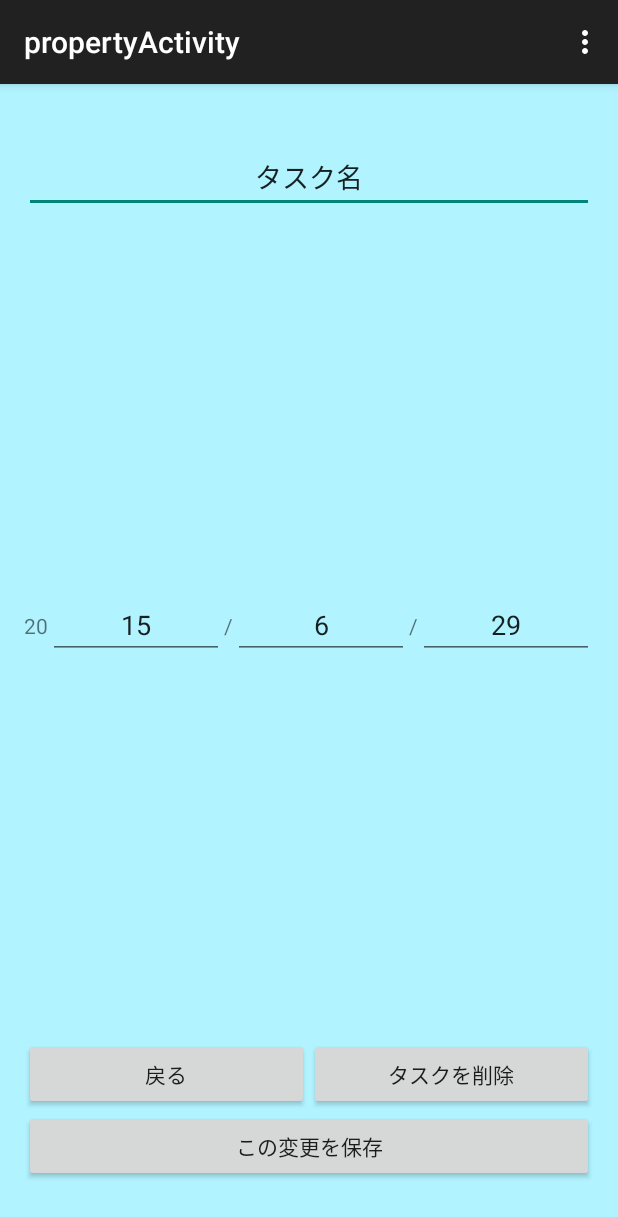
After one commit to yappaakanwa/Yoko_Graph, an Android app: the propertyActivity screen opened directly, with no data from a screen before it, on a phone screen of 412 x 824 dp. The commit adds this screen. Shown: the top 1217 px of the screen. Run offline under Robolectric (Android 15) with nearby library versions, the phone set to English and light mode, and no system bars.

Commit message:
タスク表示まで完了

```diff
--- /dev/null
+++ b/app/src/main/java/com/example/madao3/yoko_graph/propertyActivity.java
@@ -0,0 +1,55 @@
+package com.example.madao3.yoko_graph;
+
+import android.content.Intent;
+import android.content.SharedPreferences;
+import android.content.SharedPreferences.Editor;
+import android.support.v7.app.ActionBarActivity;
+import android.os.Bundle;
+import android.view.Menu;
+import android.view.MenuItem;
+
+
+public class propertyActivity extends ActionBarActivity {
+
+    private int taskcount;
+    private int tasknumber;
+
+    private SharedPreferences num_sp;
+    private SharedPreferences name_sp;
+    private SharedPreferences date_sp;
+    private Editor num_editor;
+    private Editor name_editor;
+    private Editor date_editor;
+
+    @Override
+    protected void onCreate(Bundle savedInstanceState) {
+        super.onCreate(savedInstanceState);
+        setContentView(R.layout.activity_property);
+
+        Intent intent = getIntent();
+        tasknumber = intent.getIntExtra("tasknumber",-1);
+
+    }
+
+    @Override
+    public boolean onCreateOptionsMenu(Menu menu) {
+        // Inflate the menu; this adds items to the action bar if it is present.
+        getMenuInflater().inflate(R.menu.menu_property, menu);
+        return true;
+    }
+
+    @Override
+    public boolean onOptionsItemSelected(MenuItem item) {
+        // Handle action bar item clicks here. The action bar will
+        // automatically handle clicks on the Home/Up button, so long
+        // as you specify a parent activity in AndroidManifest.xml.
+        int id = item.getItemId();
+
+        //noinspection SimplifiableIfStatement
+        if (id == R.id.action_settings) {
+            return true;
+        }
+
+        return super.onOptionsItemSelected(item);
+    }
+}
--- a/app/src/main/res/layout/activity_append.xml
+++ b/app/src/main/res/layout/activity_append.xml
@@ -43,12 +43,6 @@
             android:measureAllChildren="false"
             android:clickable="false" />
 
-        <EditText
-            android:layout_width="match_parent"
-            android:layout_height="0dp"
-            android:id="@+id/memoEditText"
-            android:layout_weight="1" />
-
         <LinearLayout
             android:orientation="horizontal"
             android:layout_width="match_parent"
--- /dev/null
+++ b/app/src/main/res/layout/activity_property.xml
@@ -0,0 +1,115 @@
+<RelativeLayout xmlns:android="http://schemas.android.com/apk/res/android"
+    xmlns:tools="http://schemas.android.com/tools" android:layout_width="match_parent"
+    android:layout_height="match_parent" android:paddingLeft="@dimen/activity_horizontal_margin"
+    android:paddingRight="@dimen/activity_horizontal_margin"
+    android:paddingTop="@dimen/activity_vertical_margin"
+    android:paddingBottom="@dimen/activity_vertical_margin"
+    tools:context="com.example.madao3.yoko_graph.propertyActivity"
+    android:background="#ffb1f3ff">
+
+    <LinearLayout
+        android:orientation="vertical"
+        android:layout_width="match_parent"
+        android:layout_height="match_parent"
+        android:layout_alignParentTop="true"
+        android:layout_alignParentLeft="true"
+        android:layout_alignParentStart="true"
+        android:layout_marginTop="20dp"
+        android:layout_marginBottom="20dp"
+        android:id="@+id/whole">
+
+        <EditText
+            android:layout_width="match_parent"
+            android:layout_height="50dp"
+            android:id="@+id/taskNameEdit"
+            android:layout_gravity="center_horizontal"
+            android:text="タスク名"
+            android:gravity="bottom|center_horizontal" />
+
+        <LinearLayout
+            android:orientation="horizontal"
+            android:layout_width="match_parent"
+            android:layout_height="0dp"
+            android:layout_weight="1"
+            android:id="@+id/date">
+
+            <TextView
+                android:layout_width="wrap_content"
+                android:layout_height="wrap_content"
+                android:text="20"
+                android:id="@+id/yearTextView"
+                android:layout_gravity="center" />
+
+            <EditText
+                android:layout_width="0dp"
+                android:layout_height="wrap_content"
+                android:id="@+id/yearEditText"
+                android:layout_gravity="center"
+                android:layout_weight="1"
+                android:text="15"
+                android:gravity="center_horizontal" />
+
+            <TextView
+                android:layout_width="wrap_content"
+                android:layout_height="wrap_content"
+                android:text="/"
+                android:id="@+id/textView2"
+                android:layout_gravity="center" />
+
+            <EditText
+                android:layout_width="0dp"
+                android:layout_height="wrap_content"
+                android:id="@+id/monthEditText"
+                android:layout_gravity="center"
+                android:layout_weight="1"
+                android:text="6"
+                android:gravity="center_horizontal" />
+
+            <TextView
+                android:layout_width="wrap_content"
+                android:layout_height="wrap_content"
+                android:text="/"
+                android:id="@+id/textView3"
+                android:layout_gravity="center" />
+
+            <EditText
+                android:layout_width="0dp"
+                android:layout_height="wrap_content"
+                android:id="@+id/dateEditText"
+                android:layout_gravity="center"
+                android:layout_weight="1"
+                android:text="29"
+                android:gravity="center_horizontal" />
+        </LinearLayout>
+
+        <LinearLayout
+            android:orientation="horizontal"
+            android:layout_width="match_parent"
+            android:layout_height="wrap_content"
+            android:id="@+id/buttons">
+
+            <Button
+                android:layout_width="0dp"
+                android:layout_height="wrap_content"
+                android:text="戻る"
+                android:id="@+id/backButton"
+                android:layout_weight="1"
+                android:onClick="back" />
+
+            <Button
+                android:layout_width="0dp"
+                android:layout_height="wrap_content"
+                android:text="タスクを削除"
+                android:id="@+id/deleteButton"
+                android:layout_weight="1"
+                android:onClick="delete" />
+        </LinearLayout>
+
+        <Button
+            android:layout_width="match_parent"
+            android:layout_height="wrap_content"
+            android:text="この変更を保存"
+            android:id="@+id/saveButton"
+            android:onClick="save" />
+    </LinearLayout>
+</RelativeLayout>
--- /dev/null
+++ b/app/src/main/res/menu/menu_property.xml
@@ -0,0 +1,7 @@
+<menu xmlns:android="http://schemas.android.com/apk/res/android"
+    xmlns:app="http://schemas.android.com/apk/res-auto"
+    xmlns:tools="http://schemas.android.com/tools"
+    tools:context="com.example.madao3.yoko_graph.propertyActivity">
+    <item android:id="@+id/action_settings" android:title="@string/action_settings"
+        android:orderInCategory="100" app:showAsAction="never" />
+</menu>
--- a/app/src/main/res/values/strings.xml
+++ b/app/src/main/res/values/strings.xml
@@ -4,4 +4,6 @@
     <string name="hello_world">Hello world!</string>
     <string name="action_settings">Settings</string>
     <string name="title_activity_append">appendActivity</string>
+    <string name="title_activity_inf">infActivity</string>
+    <string name="title_activity_property">propertyActivity</string>
 </resources>
```
Also changed, not shown: app/src/main/AndroidManifest.xml (+8 -0 lines), app/src/main/java/com/example/madao3/yoko_graph/MainActivity.java (+43 -2 lines), app/src/main/java/com/example/madao3/yoko_graph/appendActivity.java (+15 -8 lines), app/src/main/java/com/example/madao3/yoko_graph/infActivity.java (added, +137 -0 lines), app/src/main/res/layout/activity_inf.xml (added, +45 -0 lines), app/src/main/res/layout/activity_main.xml (+23 -8 lines), app/src/main/res/menu/menu_inf.xml (added, +7 -0 lines).
